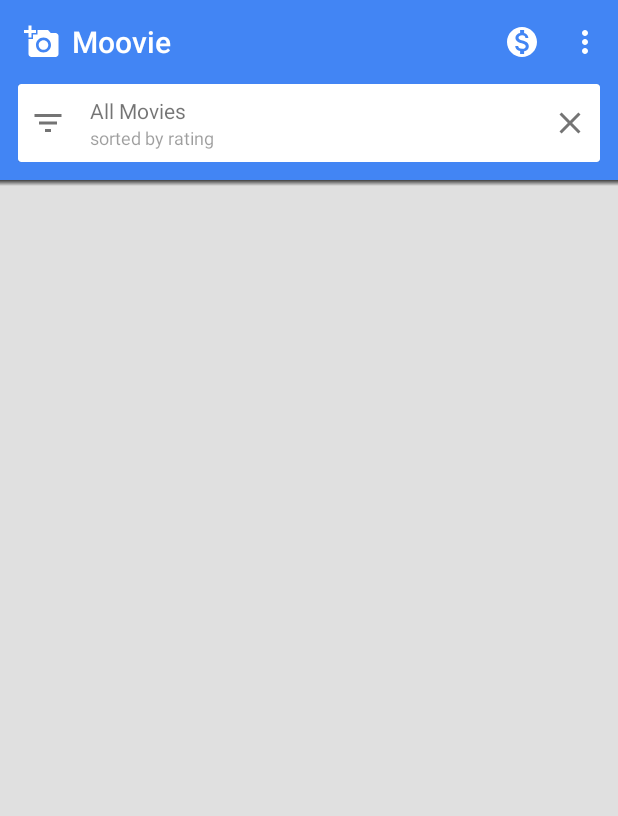
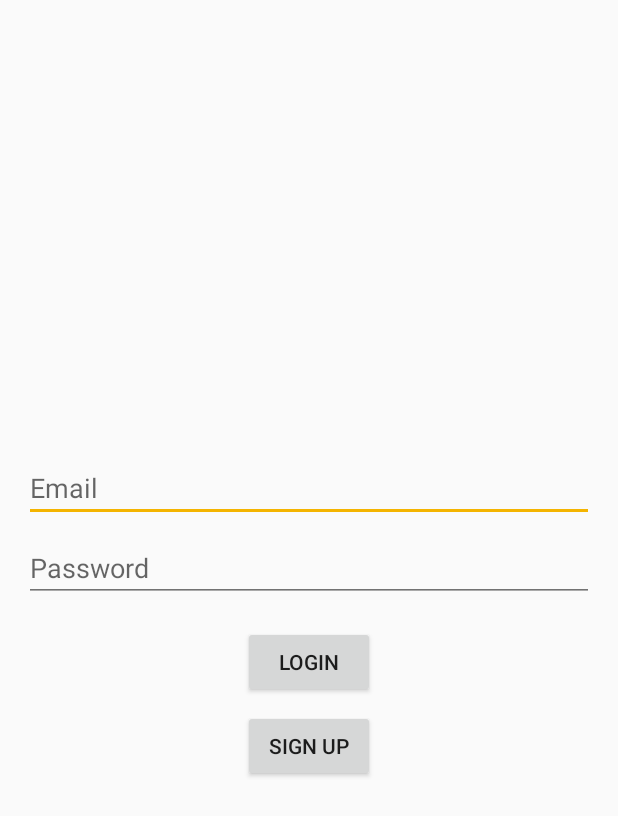
Before and after one commit to SullivanHart/Moovie, an Android app: the screen it shows after launch (MainActivity before the commit, LoginActivity after it), on a phone screen of 412 x 824 dp. Shown: the top 816 px of the screen. Run offline under Robolectric (Android 15) with nearby library versions, the phone set to English and light mode, and no system bars; our stand-ins replace Firebase (no records; nobody signed in at launch, a user with empty details on screens opened directly); 1 statement that could not run was skipped.

Commit message:
login works hell yeah

```diff
--- a/app/build.gradle
+++ b/app/build.gradle
@@ -24,6 +24,7 @@ android {
         release {
             minifyEnabled false
             proguardFiles getDefaultProguardFile('proguard-android.txt'), 'proguard-rules.pro'
+            buildConfigField "String", "API_KEY", "\"eyJhbGciOiJIUzI1NiJ9.eyJhdWQiOiI4MWRmYjlmMjBjZTkyMGU3MTlhZTI2NzlmNDIwYmZlZCIsIm5iZiI6MTc2MTM2MDI1OC42MjksInN1YiI6IjY4ZmMzOTgyNTQyMjlkYzc2M2NjZDY5OSIsInNjb3BlcyI6WyJhcGlfcmVhZCJdLCJ2ZXJzaW9uIjoxfQ.T_LnhGBaAnpkJH540MxZ_qmsiJVUNGUnWxmvhglfF_Y\""
         }
     }
 }
--- a/app/src/main/AndroidManifest.xml
+++ b/app/src/main/AndroidManifest.xml
@@ -2,7 +2,7 @@
 <manifest xmlns:android="http://schemas.android.com/apk/res/android"
     package="com.moovie">
 
-    <uses-permission android:name="android.permission.POST_NOTIFICATIONS" />
+    <uses-permission android:name="android.permission.INTERNET" />
 
     <application
         android:name="androidx.multidex.MultiDexApplication"
@@ -21,6 +21,7 @@
         </activity>
         <activity android:name=".MovieDetailActivity" />
         <activity android:name=".SearchActivity" />
+        <activity android:name=".LoginActivity" />
     </application>
 
 </manifest>
--- /dev/null
+++ b/app/src/main/java/com/moovie/LoginActivity.java
@@ -0,0 +1,84 @@
+package com.moovie;
+
+import android.content.Intent;
+import android.os.Bundle;
+import android.widget.Button;
+import android.widget.EditText;
+import android.widget.Toast;
+
+import androidx.appcompat.app.AppCompatActivity;
+
+import com.google.firebase.auth.FirebaseAuth;
+import com.google.firebase.auth.FirebaseUser;
+
+public class LoginActivity extends AppCompatActivity {
+
+    private FirebaseAuth mAuth;
+    private EditText emailInput, passwordInput;
+
+    @Override
+    protected void onCreate(Bundle savedInstanceState) {
+        super.onCreate(savedInstanceState);
+        setContentView(R.layout.activity_login);
+
+        mAuth = FirebaseAuth.getInstance();
+
+        emailInput = findViewById(R.id.emailInput);
+        passwordInput = findViewById(R.id.passwordInput);
+
+        Button loginButton = findViewById(R.id.loginButton);
+        Button signUpButton = findViewById(R.id.signUpButton);
+
+        loginButton.setOnClickListener(v -> {
+            String email = emailInput.getText().toString();
+            String password = passwordInput.getText().toString();
+            if (!email.isEmpty() && !password.isEmpty()) {
+                signIn(email, password);
+            }
+        });
+
+        signUpButton.setOnClickListener(v -> {
+            String email = emailInput.getText().toString();
+            String password = passwordInput.getText().toString();
+            if (!email.isEmpty() && !password.isEmpty()) {
+                createAccount(email, password);
+            }
+        });
+    }
+
+    private void createAccount(String email, String password) {
+        mAuth.createUserWithEmailAndPassword(email, password)
+                .addOnCompleteListener(this, task -> {
+                    if (task.isSuccessful()) {
+                        FirebaseUser user = mAuth.getCurrentUser();
+                        updateUI(user);
+                    } else {
+                        Toast.makeText(LoginActivity.this, "Authentication failed.",
+                                Toast.LENGTH_SHORT).show();
+                        updateUI(null);
+                    }
+                });
+    }
+
+    private void signIn(String email, String password) {
+        mAuth.signInWithEmailAndPassword(email, password)
+                .addOnCompleteListener(this, task -> {
+                    if (task.isSuccessful()) {
+                        FirebaseUser user = mAuth.getCurrentUser();
+                        updateUI(user);
+                    } else {
+                        Toast.makeText(LoginActivity.this, "Authentication failed.",
+                                Toast.LENGTH_SHORT).show();
+                        updateUI(null);
+                    }
+                });
+    }
+
+    private void updateUI(FirebaseUser user) {
+        if (user != null) {
+            Intent intent = new Intent(LoginActivity.this, MainActivity.class);
+            startActivity(intent);
+            finish();
+        }
+    }
+}
--- a/app/src/main/java/com/moovie/MainActivity.java
+++ b/app/src/main/java/com/moovie/MainActivity.java
@@ -11,15 +11,15 @@ import android.view.ViewGroup;
 import android.widget.TextView;
 import android.widget.Toast;
 
+import androidx.annotation.NonNull;
 import androidx.appcompat.app.AppCompatActivity;
 import androidx.appcompat.widget.Toolbar;
 import androidx.lifecycle.ViewModelProvider;
 import androidx.recyclerview.widget.LinearLayoutManager;
 import androidx.recyclerview.widget.RecyclerView;
 
-import com.firebase.ui.auth.AuthUI;
 import com.google.android.material.snackbar.Snackbar;
-import com.google.firebase.FirebaseApp;
+import com.google.firebase.auth.FirebaseAuth;
 import com.moovie.adapter.MovieAdapter;
 import com.moovie.model.Movie;
 import com.moovie.util.FirebaseUtil;
@@ -31,15 +31,12 @@ import com.google.firebase.firestore.FirebaseFirestore;
 import com.google.firebase.firestore.FirebaseFirestoreException;
 import com.google.firebase.firestore.Query;
 
-import java.util.Collections;
-
 public class MainActivity extends AppCompatActivity implements
         View.OnClickListener,
         FilterDialogFragment.FilterListener,
         MovieAdapter.OnMovieSelectedListener {
 
     private static final String TAG = "MainActivity";
-    private static final int RC_SIGN_IN = 9001;
     private static final int LIMIT = 50;
 
     private Toolbar mToolbar;
@@ -61,13 +58,10 @@ public class MainActivity extends AppCompatActivity implements
         super.onCreate(savedInstanceState);
         setContentView(R.layout.activity_main);
 
-        // Initialize Firebase
-        FirebaseApp.initializeApp(this);
-
-        if (FirebaseApp.getApps(this).isEmpty()) {
-            Log.e(TAG, "Firebase is not initialized correctly.");
-        } else {
-            Log.d(TAG, "Firebase initialized successfully.");
+        if (FirebaseAuth.getInstance().getCurrentUser() == null) {
+            startActivity(new Intent(this, LoginActivity.class));
+            finish();
+            return;
         }
 
         mToolbar = findViewById(R.id.toolbar);
@@ -130,12 +124,6 @@ public class MainActivity extends AppCompatActivity implements
     @Override
     public void onStart() {
         super.onStart();
-
-        if (shouldStartSignIn()) {
-            startSignIn();
-            return;
-        }
-
         onFilter(mViewModel.getFilters());
 
         if (mAdapter != null) {
@@ -201,25 +189,15 @@ public class MainActivity extends AppCompatActivity implements
                 onAddItemsClicked();
                 break;
             case R.id.menu_sign_out:
-                FirebaseUtil.getAuthUI().signOut(this);
-                startSignIn();
+                FirebaseAuth.getInstance().signOut();
+                startActivity(new Intent(this, LoginActivity.class));
+                finish();
                 break;
             case R.id.menu_search:
                 startActivity(new Intent(this, SearchActivity.class));
                 break;
         }
         return super.onOptionsItemSelected(item);
-    }
-
-    @Override
-    protected void onActivityResult(int requestCode, int resultCode, Intent data) {
-        super.onActivityResult(requestCode, resultCode, data);
-        if (requestCode == RC_SIGN_IN) {
-            mViewModel.setIsSigningIn(false);
-            if (resultCode != RESULT_OK && shouldStartSignIn()) {
-                startSignIn();
-            }
-        }
     }
 
     @Override
@@ -241,19 +219,4 @@ public class MainActivity extends AppCompatActivity implements
         intent.putExtra(MovieDetailActivity.KEY_MOVIE_ID, movie.getId());
         startActivity(intent);
     }
-
-    private boolean shouldStartSignIn() {
-        return (!mViewModel.getIsSigningIn() && FirebaseUtil.getAuth().getCurrentUser() == null);
-    }
-
-    private void startSignIn() {
-        Intent intent = FirebaseUtil.getAuthUI()
-                .createSignInIntentBuilder()
-                .setAvailableProviders(Collections.singletonList(
-                        new AuthUI.IdpConfig.EmailBuilder().build()))
-                .setIsSmartLockEnabled(false)
-                .build();
-        startActivityForResult(intent, RC_SIGN_IN);
-        mViewModel.setIsSigningIn(true);
-    }
 }
--- /dev/null
+++ b/app/src/main/res/layout/activity_login.xml
@@ -0,0 +1,40 @@
+<?xml version="1.0" encoding="utf-8"?>
+<LinearLayout xmlns:android="http://schemas.android.com/apk/res/android"
+    xmlns:tools="http://schemas.android.com/tools"
+    android:layout_width="match_parent"
+    android:layout_height="match_parent"
+    android:gravity="center"
+    android:orientation="vertical"
+    android:padding="16dp"
+    tools:context=".LoginActivity">
+
+    <EditText
+        android:id="@+id/emailInput"
+        android:layout_width="match_parent"
+        android:layout_height="wrap_content"
+        android:hint="Email"
+        android:inputType="textEmailAddress" />
+
+    <EditText
+        android:id="@+id/passwordInput"
+        android:layout_width="match_parent"
+        android:layout_height="wrap_content"
+        android:layout_marginTop="8dp"
+        android:hint="Password"
+        android:inputType="textPassword" />
+
+    <Button
+        android:id="@+id/loginButton"
+        android:layout_width="wrap_content"
+        android:layout_height="wrap_content"
+        android:layout_marginTop="16dp"
+        android:text="Login" />
+
+    <Button
+        android:id="@+id/signUpButton"
+        android:layout_width="wrap_content"
+        android:layout_height="wrap_content"
+        android:layout_marginTop="8dp"
+        android:text="Sign Up" />
+
+</LinearLayout>
```
